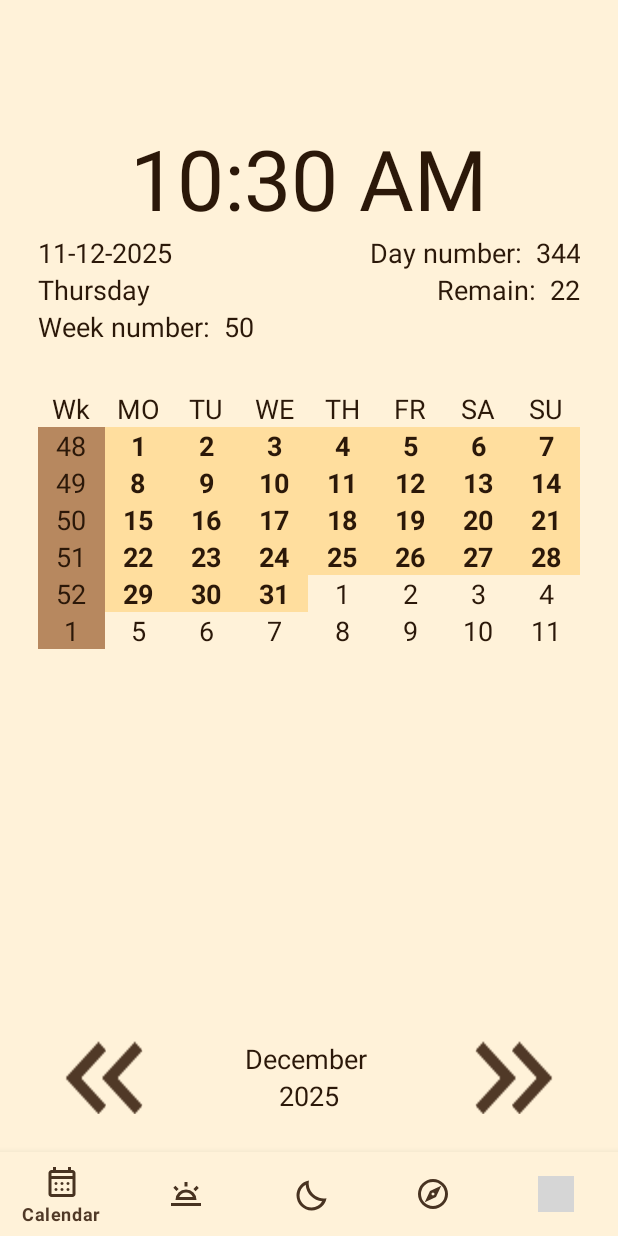
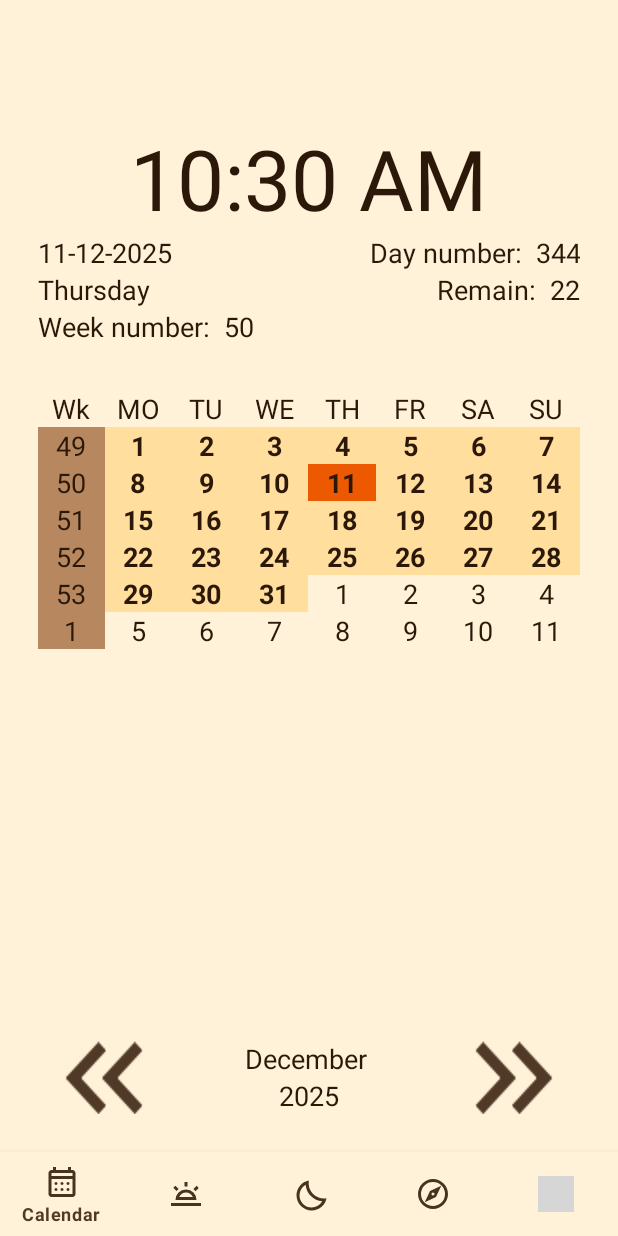
Before and after one commit to simfeo/Horologium, an Android app: the screen it shows after launch (MainActivity), after a tap on "Next month", on a phone screen of 412 x 824 dp. Run offline under Robolectric (Android 15) with nearby library versions, the phone set to English and light mode, and no system bars; network calls fail; 1 other tap on this screen came first; grey boxes are pictures that could not be loaded.

Commit message:
December bug fixed

```diff
--- a/app/src/main/java/sim/horologium/app/ui/calendar/CalendarFragment.java
+++ b/app/src/main/java/sim/horologium/app/ui/calendar/CalendarFragment.java
@@ -1,14 +1,16 @@
 package sim.horologium.app.ui.calendar;
 
 
+import static java.lang.String.*;
+import static java.lang.String.format;
 import static sim.horologium.app.Utils.AstroMath.JD;
-import static sim.horologium.app.Utils.AstroMath.getWeekNumberFromDate;
-import static sim.horologium.app.Utils.AstroMath.getDayOfWeekAndMonthByYearAndDayNumber;
-import static sim.horologium.app.Utils.AstroMath.getDayOfWeek;
-import static sim.horologium.app.Utils.AstroMath.getDayNum;
 import static sim.horologium.app.Utils.AstroMath.JDtoDay;
 import static sim.horologium.app.Utils.AstroMath.JDtoMon;
 import static sim.horologium.app.Utils.AstroMath.JDtoYear;
+import static sim.horologium.app.Utils.AstroMath.getDayNum;
+import static sim.horologium.app.Utils.AstroMath.getDayOfWeek;
+import static sim.horologium.app.Utils.AstroMath.getDayOfWeekAndMonthByYearAndDayNumber;
+import static sim.horologium.app.Utils.AstroMath.getWeekNumberFromDate;
 import static sim.horologium.app.Utils.AstroMath.isLeapYearInt;
 import static sim.horologium.app.Utils.Utils.shouldUpdateUI;
 
@@ -32,28 +34,78 @@ import sim.horologium.app.R;
 import sim.horologium.app.databinding.HomeBinding;
 
 public class CalendarFragment extends Fragment {
-    final long toleranceInMinutes = 60 * 24;
-    Resources res;
-    View view;
-    private HomeBinding binding;
-    private TextView calendCurrentDate, calendCurrentWeekDay, calendCurrentWeekNumber,
-            calendCurrentDayNumber, calendCurrentDayRemain, settedMon, settedYear;
-    private Vector<TextView> vCalendWeekNumbersTextViews;
-    private Vector<TextView> vCalendDatesTextViews;
     //selected date on calendar
     static int iYearSelected, iMonSelected, iDaySelected;
     // actual date on view create
     static int iYearCurrent, iMonCurrent, iDayCurrent;
+    final long toleranceInMinutes = 60 * 24;
+    Resources res;
+    View view;
     Calendar m_lastUpdateTime = null;
+    private TextView calendCurrentDate, calendCurrentWeekDay, calendCurrentWeekNumber, calendCurrentDayNumber, calendCurrentDayRemain, settedMon, settedYear;
+    private Vector<TextView> vCalendWeekNumbersTextViews;
+    private Vector<TextView> vCalendDatesTextViews;
 
+    private static int getDaysInYear(int year, int startMon) {
+        int daysInYear;
+        if (startMon == 12) {
+            daysInYear = 365 + isLeapYearInt(year - 1);
+        } else {
+            daysInYear = 365 + isLeapYearInt(year);
+        }
+        return daysInYear;
+    }
+
+    private static int getStartMon(int mon, int year, int[] mes, int dayOfWeek) {
+        int dayNum;
+        int startDay;
+        int startMon;
+        int desiredDay = 1; // 1:monday, 0:sunday .. 6:saturday
+        if (dayOfWeek != desiredDay) {
+            if (mon == 1) {
+                dayNum = getDayNum(year - 1, 12, 31);
+                for (; ; ) {
+                    int[] dayAndMonth = getDayOfWeekAndMonthByYearAndDayNumber(year - 1, dayNum);
+                    startDay = dayAndMonth[1];
+                    startMon = dayAndMonth[0];
+                    dayOfWeek = getDayOfWeek(JD(year - 1, startMon, startDay));
+                    if (dayOfWeek != desiredDay) {
+                        dayNum = dayNum - 1;
+                    } else {
+                        break;
+                    }
+                }
+            } else {
+                dayNum = getDayNum(year, mon - 1, mes[mon - 2]);
+                for (; ; ) {
+                    int[] dayAndMonth = getDayOfWeekAndMonthByYearAndDayNumber(year, dayNum);
+                    startDay = dayAndMonth[1];
+                    startMon = dayAndMonth[0];
+                    dayOfWeek = getDayOfWeek(JD(year, startMon, startDay));
+                    if (dayOfWeek != desiredDay) {
+                        dayNum = dayNum - 1;
+                    } else {
+                        break;
+                    }
+                }
+            }
+
+        } else {
+            startMon = mon;
+        }
+        return startMon;
+    }
+
+    public static void resetTextViewFormatting(TextView la) {
+        la.setTypeface(null, Typeface.NORMAL);
+        la.setBackgroundColor(0);
+    }
 
     @Override
-    public View onCreateView(@NonNull LayoutInflater inflater,
-                             ViewGroup container, Bundle savedInstanceState) {
-        CalendarViewModel CalendarViewModel =
-                new ViewModelProvider(this).get(CalendarViewModel.class);
+    public View onCreateView(@NonNull LayoutInflater inflater, ViewGroup container, Bundle savedInstanceState) {
+        CalendarViewModel CalendarViewModel = new ViewModelProvider(this).get(CalendarViewModel.class);
 
-        binding = HomeBinding.inflate(inflater, container, false);
+        HomeBinding binding = HomeBinding.inflate(inflater, container, false);
         view = binding.getRoot();
         res = getResources();
 
@@ -113,70 +165,19 @@ public class CalendarFragment extends Fragment {
 
 
         CalendarViewFillData(iYearSelected, iMonSelected, iDaySelected);
-        calendCurrentDate.setText(day + "-" + mon + "-" + year)
-        ;
+        calendCurrentDate.setText(format(Locale.ROOT, "%d-%d-%d", day, mon, year));
         String[] weekdaysNamesArray = res.getStringArray(R.array.Weekday);
         calendCurrentWeekDay.setText(weekdaysNamesArray[getDayOfWeek(JD(year, mon, day))]);
 
-        calendCurrentWeekNumber.setText(res.getString(R.string.Weeknumber) + "  " + getWeekNumberFromDate(year, mon, day));
-        calendCurrentDayNumber.setText(res.getString(R.string.Dayspass) + "  " + getDayNum(year, mon, day));
-        calendCurrentDayRemain.setText(res.getString(R.string.Daylast) + "  " + (daysInYear - getDayNum(year, mon, day)));
+        calendCurrentWeekNumber.setText(format(Locale.ROOT,"%s  %d", res.getString(R.string.Weeknumber), getWeekNumberFromDate(year, mon, day)));
+        calendCurrentDayNumber.setText(format(Locale.ROOT,"%s  %d", res.getString(R.string.Dayspass), getDayNum(year, mon, day)));
+        calendCurrentDayRemain.setText(format(Locale.ROOT,"%s  %d", res.getString(R.string.Daylast), daysInYear - getDayNum(year, mon, day)));
     }
 
     @Override
     public void onResume() {
         super.onResume();
         SetupUiData();
-    }
-
-    private static int getDaysInYear(int year, int startMon) {
-        int daysInYear;
-        if (startMon == 12) {
-            daysInYear = 365 + isLeapYearInt(year - 1);
-        } else {
-            daysInYear = 365 + isLeapYearInt(year);
-        }
-        return daysInYear;
-    }
-
-    private static int getStartMon(int mon, int year, int[] mes, int dayOfWeek) {
-        int dayNum;
-        int startDay;
-        int startMon;
-        int desiredDay = 1; // 1:monday, 0:sunday .. 6:saturday
-        if (dayOfWeek != desiredDay) {
-            if (mon == 1) {
-                dayNum = getDayNum(year - 1, 12, 31);
-                for (; ; ) {
-                    int[] dayAndMonth = getDayOfWeekAndMonthByYearAndDayNumber(year - 1, dayNum);
-                    startDay = dayAndMonth[1];
-                    startMon = dayAndMonth[0];
-                    dayOfWeek = getDayOfWeek(JD(year - 1, startMon, startDay));
-                    if (dayOfWeek != desiredDay) {
-                        dayNum = dayNum - 1;
-                    } else {
-                        break;
-                    }
-                }
-            } else {
-                dayNum = getDayNum(year, mon - 1, mes[mon - 2]);
-                for (; ; ) {
-                    int[] dayAndMonth = getDayOfWeekAndMonthByYearAndDayNumber(year, dayNum);
-                    startDay = dayAndMonth[1];
-                    startMon = dayAndMonth[0];
-                    dayOfWeek = getDayOfWeek(JD(year, startMon, startDay));
-                    if (dayOfWeek != desiredDay) {
-                        dayNum = dayNum - 1;
-                    } else {
-                        break;
-                    }
-                }
-            }
-
-        } else {
-            startMon = mon;
-        }
-        return startMon;
     }
 
     private void saveCalendarDatesToVector() {
@@ -236,7 +237,6 @@ public class CalendarFragment extends Fragment {
         vCalendWeekNumbersTextViews.add(view.findViewById(R.id.calendWeek6));
     }
 
-
     public void textBackgroundBold(TextView tView, double d) {
         tView.setTypeface(null, Typeface.BOLD);
         int day, mon, year;
@@ -251,13 +251,8 @@ public class CalendarFragment extends Fragment {
 
     }
 
-    public static void resetTextViewFormatting(TextView la) {
-        la.setTypeface(null, Typeface.NORMAL);
-        la.setBackgroundColor(0);
-    }
-
-    public void ClearClalendar() {
-        vCalendDatesTextViews.forEach((v) -> resetTextViewFormatting(v));
+    public void ClearCalendar() {
+        vCalendDatesTextViews.forEach(CalendarFragment::resetTextViewFormatting);
     }
 
     public void CalendarViewFillData(int year, int mon, int day) {
@@ -294,28 +289,26 @@ public class CalendarFragment extends Fragment {
             startMon = mon;
         }
 
-        double jd1 = JD(((startMon == 12) ? year - 1 : year), startMon, startDay);
+        double jd1 = JD(year, startMon, startDay);
 
-        for (
-                int i = 0; i < vCalendDatesTextViews.size(); ++i) {
+        for (int i = 0; i < vCalendDatesTextViews.size(); ++i) {
             TextView v = vCalendDatesTextViews.get(i);
-            v.setText(String.valueOf(JDtoDay(jd1 + i)));
+            v.setText(valueOf(JDtoDay(jd1 + i)));
             if (JDtoMon(jd1 + i) == mon) {
                 textBackgroundBold(v, jd1 + i);
             }
         }
 
-        for (
-                int i = 0; i < vCalendWeekNumbersTextViews.size(); ++i) {
-            vCalendWeekNumbersTextViews.get(i).setText(String.valueOf(getWeekNumberFromDate(JDtoYear(jd1 + i * 7), JDtoMon(jd1 + i * 7), JDtoDay(jd1 + i * 7))));
+        for (int i = 0; i < vCalendWeekNumbersTextViews.size(); ++i) {
+            vCalendWeekNumbersTextViews.get(i).setText(valueOf(getWeekNumberFromDate(JDtoYear(jd1 + i * 7), JDtoMon(jd1 + i * 7), JDtoDay(jd1 + i * 7))));
         }
 
         String[] sMonths = res.getStringArray(R.array.Months);
-        settedMon.setText(" " + sMonths[mon] + "  ");
-        settedYear.setText("  " + year + "  ");
+        settedMon.setText(format(Locale.ROOT," %s  ", sMonths[mon]));
+        settedYear.setText(format(Locale.ROOT,"  %d  ", year));
     }
 
-    ///////////////////////////////////////////////////////////
+    /// ////////////////////////////////////////////////////////
 
     public void CalendarPrevButClick(View v) {
         if (iYearSelected >= 2005) {
@@ -325,7 +318,7 @@ public class CalendarFragment extends Fragment {
             } else {
                 --iMonSelected;
             }
-            ClearClalendar();
+            ClearCalendar();
             CalendarViewFillData(iYearSelected, iMonSelected, iDaySelected);
         }
     }
@@ -339,7 +332,7 @@ public class CalendarFragment extends Fragment {
                 ++iMonSelected;
             }
 
-            ClearClalendar();
+            ClearCalendar();
             CalendarViewFillData(iYearSelected, iMonSelected, iDaySelected);
         }
     }
--- a/build.gradle.kts
+++ b/build.gradle.kts
@@ -1,6 +1,6 @@
 // Top-level build file where you can add configuration options common to all sub-projects/modules.
 plugins {
-    id("com.android.application") version "8.7.3" apply false
+    id("com.android.application") version "8.13.2" apply false
 }
 
 //afterEvaluate {
```
Also changed, not shown: app/build.gradle.kts (+9 -9 lines), app/src/main/java/sim/horologium/app/ui/compass/CompassFragment.java (+9 -8 lines), app/src/main/java/sim/horologium/app/ui/moon/MoonFragment.java (+13 -11 lines), app/src/main/java/sim/horologium/app/ui/sun/SunFragment.java (+14 -22 lines), gradle/wrapper/gradle-wrapper.properties.
